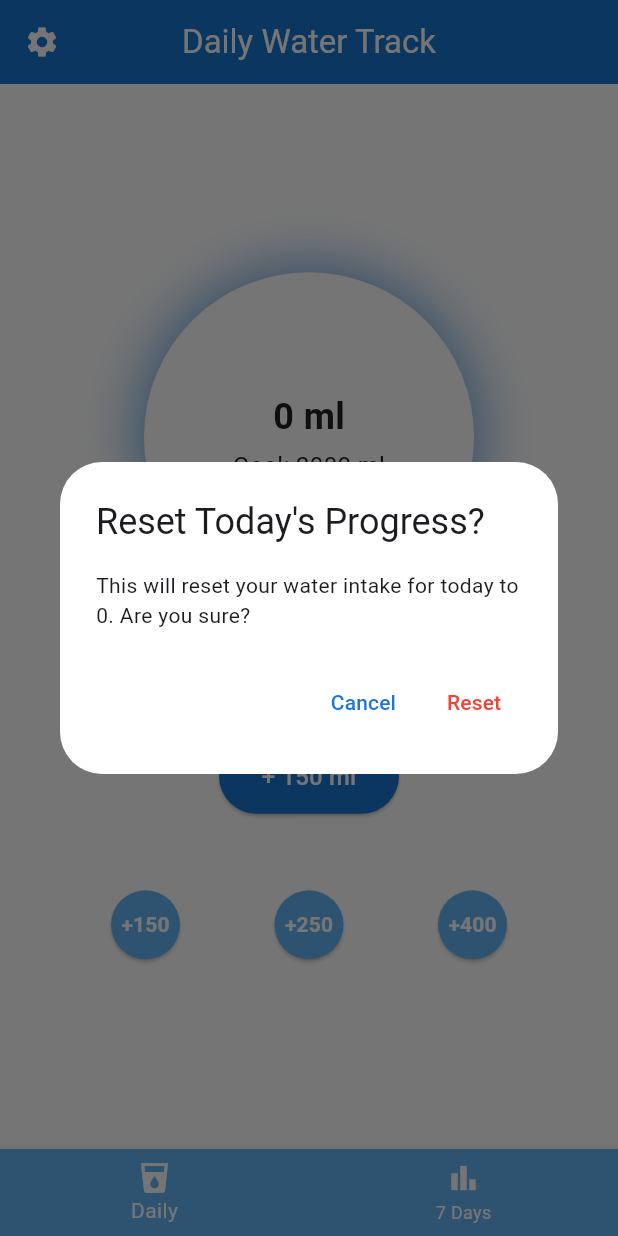
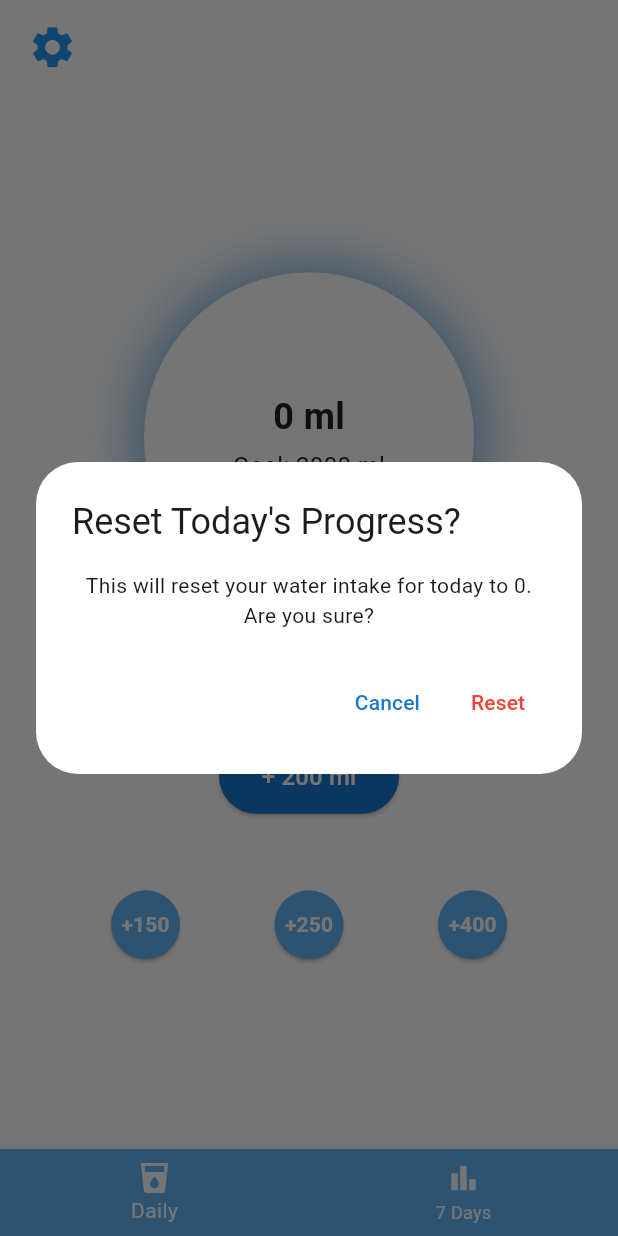
Before and after one commit to HaChaQe/Water-Track-App, a Flutter app: the screen it shows after launch, after a tap on the "settings" icon, after a tap on "Daily Reset", on a phone screen of 412 x 824 dp. Run offline on Flutter 3.47's test engine with Material 3 defaults, Android fonts, the phone set to English and light mode, and no system bars; our stand-ins replace confetti, fl_chart, shared_preferences.

Commit message:
Bug fix (UI)

```diff
--- /dev/null
+++ b/devtools_options.yaml
@@ -0,0 +1,3 @@
+description: This file stores settings for Dart & Flutter DevTools.
+documentation: https://docs.flutter.dev/tools/devtools/extensions#configure-extension-enablement-states
+extensions:
--- a/lib/daily_page.dart
+++ b/lib/daily_page.dart
@@ -1,4 +1,5 @@
 import 'package:flutter/material.dart';
+import 'package:flutter/rendering.dart';
 import 'package:shared_preferences/shared_preferences.dart';
 import 'package:confetti/confetti.dart';
 import 'dart:math';
@@ -27,7 +28,7 @@ class _DailyPageState extends State<DailyPage> with SingleTickerProviderStateMix
   static const double ML_TO_OZ = 29.5735;
 
   int totalMl = 0;
-  double sliderValue = 150;
+  double sliderValue = 200;
   late ConfettiController _confettiController;
   late AnimationController _waveController;
   bool _hasShownConfetti = false;
@@ -40,6 +41,7 @@ class _DailyPageState extends State<DailyPage> with SingleTickerProviderStateMix
     _waveController = AnimationController(vsync: this, duration: const Duration(seconds: 2))
       ..repeat();
     _loadMl();
+    sliderValue = widget.isOz ? (sliderValue / ML_TO_OZ).clamp(2, 16) : sliderValue.clamp(50, 500);
   }
 
   @override
@@ -62,21 +64,28 @@ class _DailyPageState extends State<DailyPage> with SingleTickerProviderStateMix
 @override
 void didUpdateWidget(covariant DailyPage oldWidget) {
   super.didUpdateWidget(oldWidget);
+
   if (widget.isOz != oldWidget.isOz) {
     setState(() {
-        if (widget.isOz) {
-          sliderValue = (sliderValue / ML_TO_OZ).clamp(2, 16);
-        } else {
-          sliderValue = (sliderValue * ML_TO_OZ).clamp(50, 500);
-        }
+      // 🔹 Slider dönüştür
+      sliderValue = widget.isOz
+          ? (sliderValue / ML_TO_OZ).clamp(2, 16)
+          : (sliderValue * ML_TO_OZ).clamp(50, 500);
+
+      // 🔹 Toplamı dönüştür
+      totalMl = widget.isOz
+          ? totalMl
+          : totalMl; // totalMl her zaman ML cinsinden tutulduğu için burada dokunmuyoruz
     });
   }
 
-    // Goal değiştiğinde konfeti durumunu kontrol et
+  // 🔹 DailyGoal doğru birimle gösterilsin
   if (widget.dailyGoal != oldWidget.dailyGoal) {
     _hasShownConfetti = totalMl < widget.dailyGoal;
   }
 }
+
+
 
   Future<void> _loadMl() async {
     try {
@@ -164,13 +173,18 @@ class _DailyPageState extends State<DailyPage> with SingleTickerProviderStateMix
         ? [4, 8, 16]  // oz için (yarım bardak, 1 bardak, 2 bardak)
         : [150, 250, 400]; // ml için
 
+    double displayedValue = widget.isOz
+        ? (sliderValue / ML_TO_OZ).clamp(sliderMin, sliderMax)
+        : sliderValue.clamp(sliderMin, sliderMax);
+
     return Scaffold(
       appBar: AppBar(
-        title: const Text("Daily Water Track"),
         leading: Builder(
           builder: (context) => IconButton(
             onPressed: () => Scaffold.of(context).openDrawer(),
             icon: const Icon(Icons.settings),
+            iconSize: 33,
+            alignment: Alignment(2,1),
           ),
         ),
       ),
@@ -228,7 +242,15 @@ class _DailyPageState extends State<DailyPage> with SingleTickerProviderStateMix
         ),
       ),
       backgroundColor: Theme.of(context).colorScheme.surface,
-      body: Center(
+      body: LayoutBuilder(
+        builder: (context, constraints) {
+          return SingleChildScrollView(
+            physics: const BouncingScrollPhysics(),
+        child: ConstrainedBox(
+          constraints: BoxConstraints(
+            minHeight: constraints.maxHeight,
+          ),
+          child: Center(
             child: Stack(
               alignment: Alignment.center,
               children: [
@@ -274,8 +296,12 @@ class _DailyPageState extends State<DailyPage> with SingleTickerProviderStateMix
                           ),
                           Column(
                             mainAxisAlignment: MainAxisAlignment.center,
+                            mainAxisSize: MainAxisSize.min, // 🔥 Overflow engeller
                             children: [
-                          Text(
+                              Flexible( // 🔥 Text sığmazsa küçülür
+                                child: FittedBox(
+                                  fit: BoxFit.scaleDown,
+                                  child: Text(
                                     widget.isOz
                                         ? "${(totalMl / ML_TO_OZ).round()} oz"
                                         : "$totalMl ml",
@@ -284,10 +310,16 @@ class _DailyPageState extends State<DailyPage> with SingleTickerProviderStateMix
                                       fontWeight: FontWeight.bold,
                                       color: progress >= 0.55
                                           ? Colors.white
-                                    : Theme.of(context).colorScheme.onSurface),
+                                          : Theme.of(context).colorScheme.onSurface,
+                                    ),
+                                  ),
+                                ),
                               ),
                               const SizedBox(height: 4),
-                          Text(
+                              Flexible(
+                                child: FittedBox(
+                                  fit: BoxFit.scaleDown,
+                                  child: Text(
                                     widget.isOz
                                         ? "Goal: ${(widget.dailyGoal / ML_TO_OZ).round()} oz"
                                         : "Goal: ${widget.dailyGoal} ml",
@@ -295,10 +327,13 @@ class _DailyPageState extends State<DailyPage> with SingleTickerProviderStateMix
                                       fontSize: 16,
                                       color: progress >= 0.5
                                           ? Colors.white
-                                    : Theme.of(context).colorScheme.onSurface),
+                                          : Theme.of(context).colorScheme.onSurface,
+                                    ),
+                                  ),
+                                ),
                               ),
                             ],
-                      ),
+                          )
                         ],
                       ),
                     ),
@@ -308,18 +343,19 @@ class _DailyPageState extends State<DailyPage> with SingleTickerProviderStateMix
                       child: Column(
                         children: [
                           Slider(
-                        value: sliderValue.clamp(sliderMin, sliderMax),
+                            value: displayedValue, // 🔹 Burada değişti
                             min: sliderMin,
                             max: sliderMax,
                             divisions: widget.isOz ? (sliderMax - sliderMin).toInt() : 9,
                             activeColor: Theme.of(context).colorScheme.primary,
                             inactiveColor: Theme.of(context).colorScheme.secondary,
                             label: widget.isOz
-                            ? "${sliderValue.clamp(sliderMin, sliderMax).round()} oz"
-                            : "${sliderValue.clamp(sliderMin, sliderMax).toInt()} ml",
+                                ? "${displayedValue.round()} oz"
+                                : "${displayedValue.toInt()} ml",
                             onChanged: (value) {
                               setState(() {
-                            sliderValue = value;
+                                // 🔹 Kullanıcı oz seçmişse tekrar mL’ye çevir
+                                sliderValue = widget.isOz ? (value * ML_TO_OZ) : value;
                               });
                             },
                           ),
@@ -386,8 +422,8 @@ class _DailyPageState extends State<DailyPage> with SingleTickerProviderStateMix
                   blastDirectionality: BlastDirectionality.explosive,
                   shouldLoop: false,
                   emissionFrequency: 0.05,
-              numberOfParticles: 50,
-              maxBlastForce: 50,
+                  numberOfParticles: 40,
+                  maxBlastForce: 40,
                   minBlastForce: 20,
                   gravity: 0.3,
                   colors: const [
@@ -399,6 +435,10 @@ class _DailyPageState extends State<DailyPage> with SingleTickerProviderStateMix
               ],
             ),
           ),
+        ),
+      );
+        }
+        )
     );
   }
 
@@ -451,8 +491,20 @@ class _DailyPageState extends State<DailyPage> with SingleTickerProviderStateMix
   showDialog(
     context: context,
     builder: (context) => AlertDialog(
+      insetPadding: const EdgeInsets.symmetric(horizontal: 24, vertical: 24), // 👈 Küçük ekranlarda taşmayı önler
       title: const Text("Reset Today's Progress?"),
-        content: const Text("This will reset your water intake for today to 0. Are you sure?"),
+      content: SingleChildScrollView( // 👈 İçerik taşarsa kaydırılabilir olur
+        child: Column(
+          mainAxisSize: MainAxisSize.min,
+          children: const [
+            Text(
+              "This will reset your water intake for today to 0. Are you sure?",
+              textAlign: TextAlign.center,
+            ),
+          ],
+        ),
+      ),
+      actionsAlignment: MainAxisAlignment.end, // 👈 Butonlar hizalı dursun
       actions: [
         TextButton(
           onPressed: () => Navigator.pop(context),
@@ -469,12 +521,16 @@ class _DailyPageState extends State<DailyPage> with SingleTickerProviderStateMix
               ),
             );
           },
-            child: const Text("Reset", style: TextStyle(color: Colors.red)),
+          child: const Text(
+            "Reset",
+            style: TextStyle(color: Colors.red),
+          ),
         ),
       ],
     ),
   );
 }
+
 }
 
 class WaveClipper extends CustomClipper<Path> {
--- a/lib/main.dart
+++ b/lib/main.dart
@@ -180,8 +180,8 @@ class _MyAppState extends State<MyApp> {
         ),
         scaffoldBackgroundColor: const Color(0xFFF5F5F5),
         appBarTheme: const AppBarTheme(
-          backgroundColor: Color(0xFF1976D2),
-          foregroundColor: Colors.white,
+          // backgroundColor: Color(0xFF1976D2),
+          foregroundColor: Colors.blue,
           centerTitle: true,
           elevation: 0,
         ),
```
Also changed, not shown: lib/weekly_page.dart (+7 -7 lines). Lines whose indentation alone changed are shown as unchanged.
